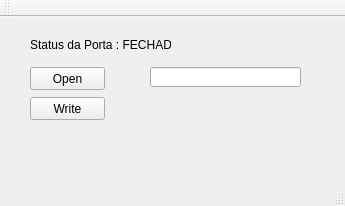
The window that Serial/Serial/mainwindow.ui (DouglasPZR/T1---Embarcados-2) describes before a commit, drawn with Qt 5.
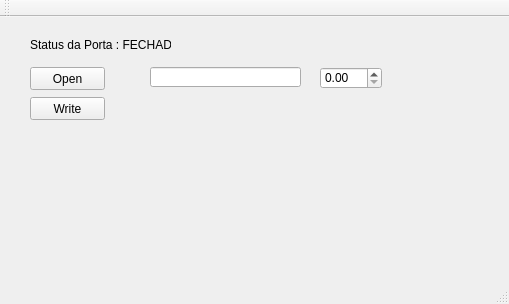
The same window after the commit.

Patch:
```diff
--- a/Serial/Serial/mainwindow.ui
+++ b/Serial/Serial/mainwindow.ui
@@ -6,8 +6,8 @@
    <rect>
     <x>0</x>
     <y>0</y>
-    <width>345</width>
-    <height>206</height>
+    <width>509</width>
+    <height>304</height>
    </rect>
   </property>
   <property name="windowTitle">
@@ -63,6 +63,16 @@
      <string>Status da Porta : FECHADA</string>
     </property>
    </widget>
+   <widget class="QDoubleSpinBox" name="doubleSpinBox">
+    <property name="geometry">
+     <rect>
+      <x>320</x>
+      <y>50</y>
+      <width>62</width>
+      <height>22</height>
+     </rect>
+    </property>
+   </widget>
   </widget>
   <widget class="QMenuBar" name="menuBar">
    <property name="geometry">
```
Left out of the diff: 2 changed lines with no effect on the pictures.
